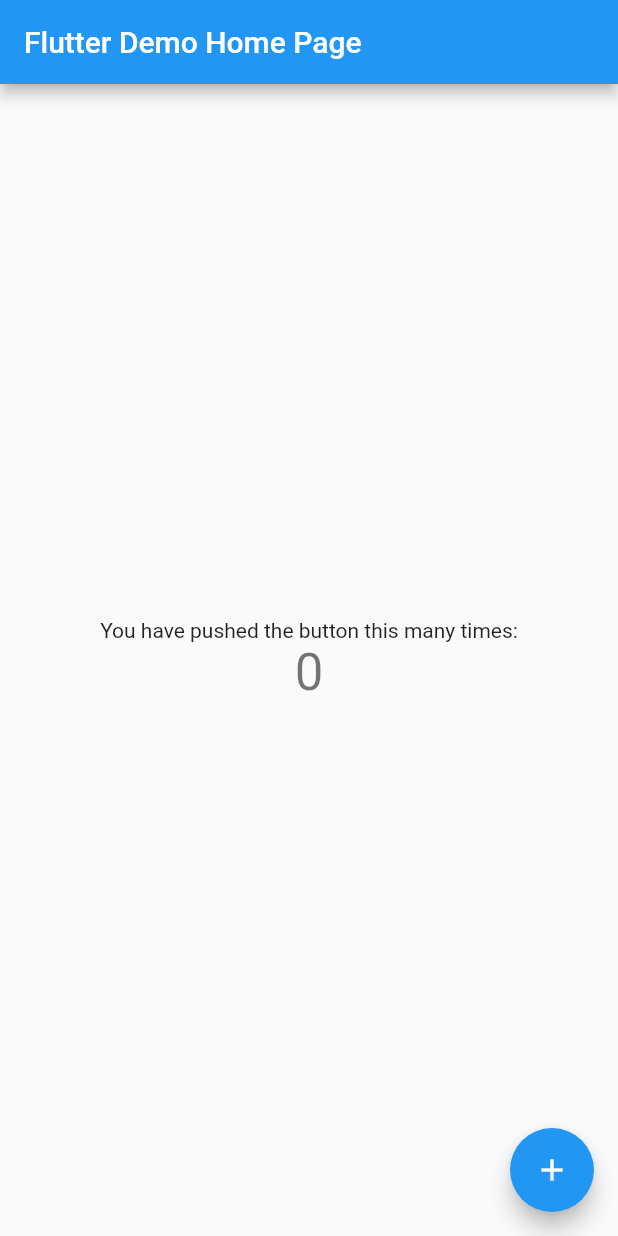
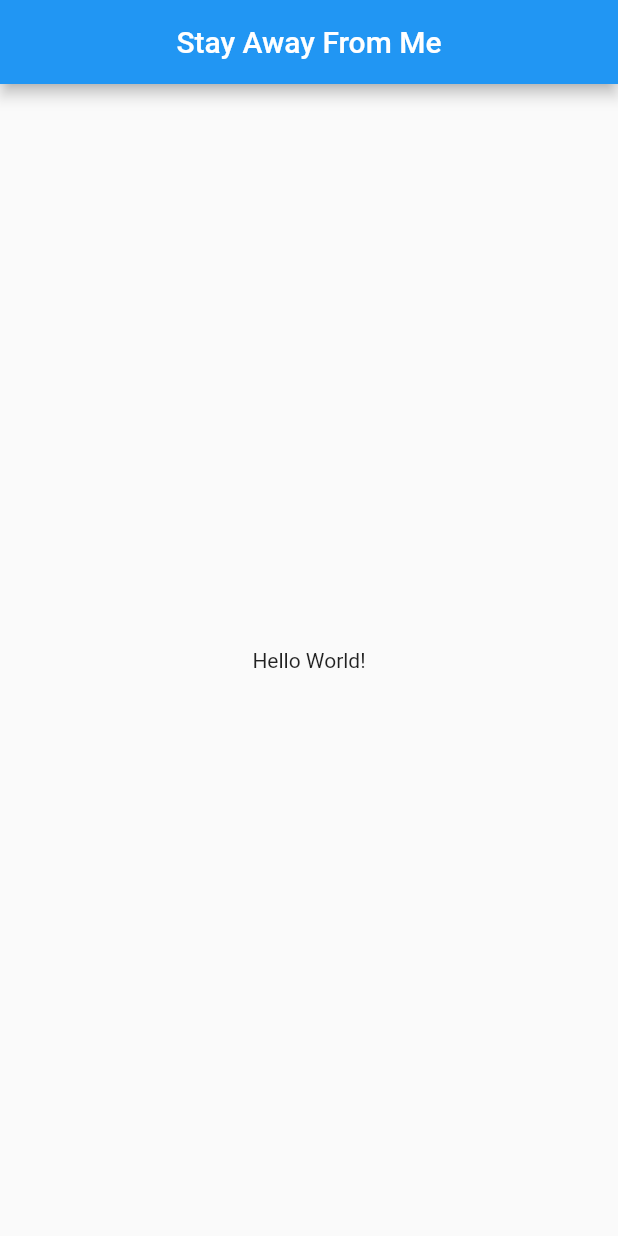
Before and after one commit to Ryan-Adams365/stay-away-from-me, a Flutter app: the screen it shows after launch, on a phone screen of 412 x 824 dp. Run offline on Flutter 3.47's test engine with Material 2 defaults, Android fonts, the phone set to English and light mode, and no system bars.

Commit message:
Removed starter app code and added basic hello world functionality

```diff
--- /dev/null
+++ b/lib/app.dart
@@ -0,0 +1,19 @@
+import 'package:flutter/material.dart';
+
+class App extends StatelessWidget {
+
+  static final String title = 'Stay Away From Me';
+
+  @override
+  Widget build(BuildContext context) {
+    return MaterialApp(
+      home: Scaffold(
+        appBar: AppBar(
+          title: Text(title),
+          centerTitle: true,
+        ),
+        body: Center(child: Text('Hello World!'),),
+      ),
+    );
+  }
+}
--- a/lib/main.dart
+++ b/lib/main.dart
@@ -1,117 +1,6 @@
 import 'package:flutter/material.dart';
+import 'package:stay_away_from_me/app.dart';
 
 void main() {
-  runApp(MyApp());
+  runApp(App());
 }
-
-class MyApp extends StatelessWidget {
-  // This widget is the root of your application.
-  @override
-  Widget build(BuildContext context) {
-    return MaterialApp(
-      title: 'Flutter Demo',
-      theme: ThemeData(
-        // This is the theme of your application.
-        //
-        // Try running your application with "flutter run". You'll see the
-        // application has a blue toolbar. Then, without quitting the app, try
-        // changing the primarySwatch below to Colors.green and then invoke
-        // "hot reload" (press "r" in the console where you ran "flutter run",
-        // or simply save your changes to "hot reload" in a Flutter IDE).
-        // Notice that the counter didn't reset back to zero; the application
-        // is not restarted.
-        primarySwatch: Colors.blue,
-        // This makes the visual density adapt to the platform that you run
-        // the app on. For desktop platforms, the controls will be smaller and
-        // closer together (more dense) than on mobile platforms.
-        visualDensity: VisualDensity.adaptivePlatformDensity,
-      ),
-      home: MyHomePage(title: 'Flutter Demo Home Page'),
-    );
-  }
-}
-
-class MyHomePage extends StatefulWidget {
-  MyHomePage({Key key, this.title}) : super(key: key);
-
-  // This widget is the home page of your application. It is stateful, meaning
-  // that it has a State object (defined below) that contains fields that affect
-  // how it looks.
-
-  // This class is the configuration for the state. It holds the values (in this
-  // case the title) provided by the parent (in this case the App widget) and
-  // used by the build method of the State. Fields in a Widget subclass are
-  // always marked "final".
-
-  final String title;
-
-  @override
-  _MyHomePageState createState() => _MyHomePageState();
-}
-
-class _MyHomePageState extends State<MyHomePage> {
-  int _counter = 0;
-
-  void _incrementCounter() {
-    setState(() {
-      // This call to setState tells the Flutter framework that something has
-      // changed in this State, which causes it to rerun the build method below
-      // so that the display can reflect the updated values. If we changed
-      // _counter without calling setState(), then the build method would not be
-      // called again, and so nothing would appear to happen.
-      _counter++;
-    });
-  }
-
-  @override
-  Widget build(BuildContext context) {
-    // This method is rerun every time setState is called, for instance as done
-    // by the _incrementCounter method above.
-    //
-    // The Flutter framework has been optimized to make rerunning build methods
-    // fast, so that you can just rebuild anything that needs updating rather
-    // than having to individually change instances of widgets.
-    return Scaffold(
-      appBar: AppBar(
-        // Here we take the value from the MyHomePage object that was created by
-        // the App.build method, and use it to set our appbar title.
-        title: Text(widget.title),
-      ),
-      body: Center(
-        // Center is a layout widget. It takes a single child and positions it
-        // in the middle of the parent.
-        child: Column(
-          // Column is also a layout widget. It takes a list of children and
-          // arranges them vertically. By default, it sizes itself to fit its
-          // children horizontally, and tries to be as tall as its parent.
-          //
-          // Invoke "debug painting" (press "p" in the console, choose the
-          // "Toggle Debug Paint" action from the Flutter Inspector in Android
-          // Studio, or the "Toggle Debug Paint" command in Visual Studio Code)
-          // to see the wireframe for each widget.
-          //
-          // Column has various properties to control how it sizes itself and
-          // how it positions its children. Here we use mainAxisAlignment to
-          // center the children vertically; the main axis here is the vertical
-          // axis because Columns are vertical (the cross axis would be
-          // horizontal).
-          mainAxisAlignment: MainAxisAlignment.center,
-          children: <Widget>[
-            Text(
-              'You have pushed the button this many times:',
-            ),
-            Text(
-              '$_counter',
-              style: Theme.of(context).textTheme.headline4,
-            ),
-          ],
-        ),
-      ),
-      floatingActionButton: FloatingActionButton(
-        onPressed: _incrementCounter,
-        tooltip: 'Increment',
-        child: Icon(Icons.add),
-      ), // This trailing comma makes auto-formatting nicer for build methods.
-    );
-  }
-}
```
